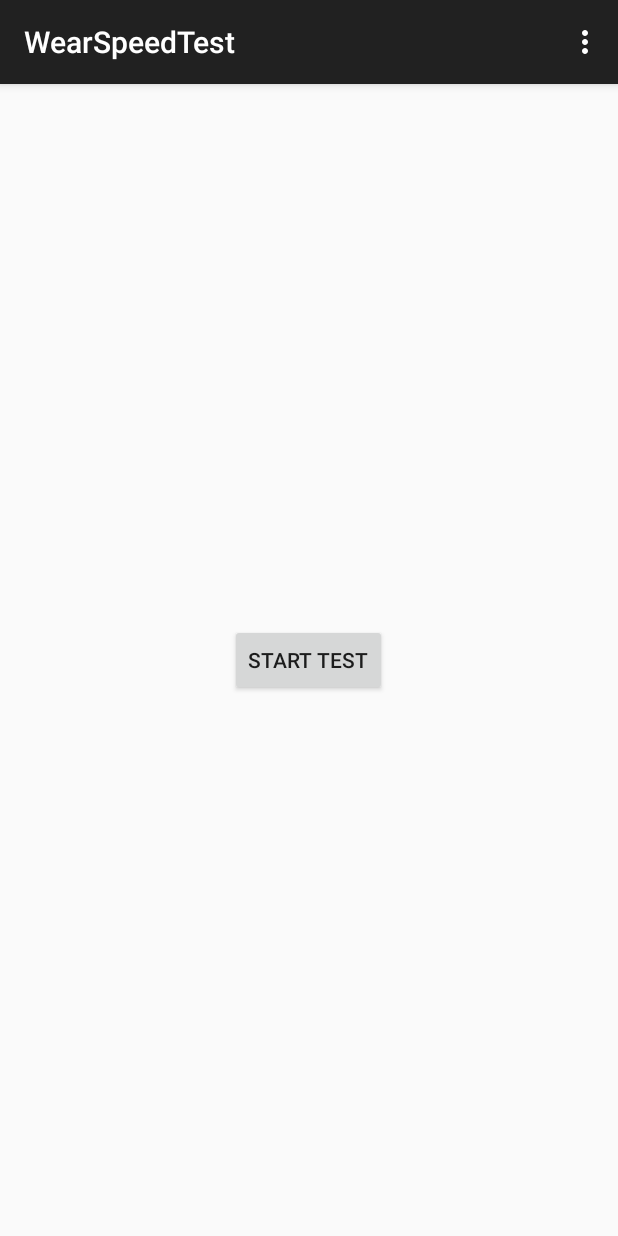
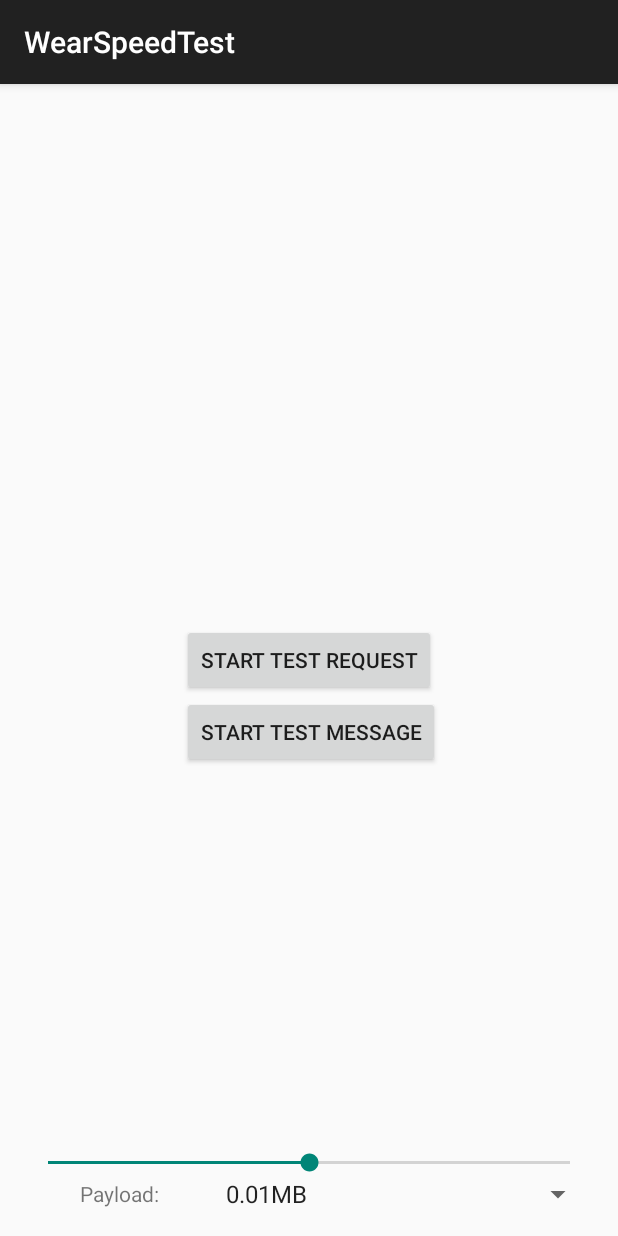
Before and after one commit to cuberob/WearSpeedTest, an Android app: the screen it shows after launch (MainActivity), on a phone screen of 412 x 824 dp. Run offline under Robolectric (Android 15) with nearby library versions, the phone set to English and light mode, and no system bars; 1 statement that could not run was skipped.

Commit message:
Very Basic Speedtest

```diff
--- a/mobile/src/main/java/com/cuberob/wearspeedtest/MainActivity.java
+++ b/mobile/src/main/java/com/cuberob/wearspeedtest/MainActivity.java
@@ -1,68 +1,152 @@
 package com.cuberob.wearspeedtest;
 
+import android.app.ProgressDialog;
 import android.support.v7.app.ActionBarActivity;
 import android.os.Bundle;
 import android.util.Log;
 import android.view.Menu;
 import android.view.MenuItem;
 import android.view.View;
+import android.widget.AdapterView;
+import android.widget.SeekBar;
+import android.widget.Spinner;
+import android.widget.TextView;
+import android.widget.Toast;
 
 import com.google.android.gms.common.api.GoogleApiClient;
+import com.google.android.gms.common.api.PendingResult;
 import com.google.android.gms.common.api.ResultCallback;
+import com.google.android.gms.wearable.DataApi;
 import com.google.android.gms.wearable.MessageApi;
 import com.google.android.gms.wearable.MessageEvent;
 import com.google.android.gms.wearable.Node;
 import com.google.android.gms.wearable.NodeApi;
+import com.google.android.gms.wearable.PutDataMapRequest;
+import com.google.android.gms.wearable.PutDataRequest;
 import com.google.android.gms.wearable.Wearable;
+
+import org.w3c.dom.Text;
 
 import java.util.Collection;
 import java.util.HashSet;
+import java.util.Objects;
 
 
-public class MainActivity extends ActionBarActivity implements MessageApi.MessageListener {
+public class MainActivity extends ActionBarActivity implements MessageApi.MessageListener, GoogleApiClient.ConnectionCallbacks {
 
-    private byte[] payload = new byte[1024];
     private GoogleApiClient mGoogleApiClient;
+
+    //Views
+    private Spinner mSpinner;
+    private ProgressDialog dialog;
+    private SeekBar mSeekbar; //TODO: Use to set runs
+    private TextView mLogTextView;
+
+    //Transmission Data
+    private long transmitTime = 0;
 
     @Override
     protected void onCreate(Bundle savedInstanceState) {
         super.onCreate(savedInstanceState);
         setContentView(R.layout.activity_main);
 
-        mGoogleApiClient = new GoogleApiClient.Builder(this).addConnectionCallbacks(new GoogleApiClient.ConnectionCallbacks() {
-            @Override
-            public void onConnected(Bundle connectionHint) {
-                Log.d("GoogleApiClient", "onConnected: " + connectionHint);
-            }
-
-            @Override
-            public void onConnectionSuspended(int cause) {
-                Log.d("GoogleApiClient", "onConnectionSuspended: " + cause);
-            }
-        })
+        //Connect to Google Api Client for message api
+        mGoogleApiClient = new GoogleApiClient.Builder(this).addConnectionCallbacks(this)
         .addApi(Wearable.API)
         .build();
+
+        setupViews();
+    }
+
+    private void setupViews(){
+        mSeekbar = (SeekBar) findViewById(R.id.seekBar);
+        mLogTextView = (TextView) findViewById(R.id.log_textview);
+        mSpinner = (Spinner) findViewById(R.id.spinner);
+    }
+
+    private int getTestSize(){
+        return getResources().getIntArray(R.array.test_sizes)[mSpinner.getSelectedItemPosition()];
+    }
+
+    /**
+     * Called from xml layout
+     * @param v
+     */
+    public void start(final View v){
+        showLoadingDialog();
+
+        final byte[] payload = new byte[getTestSize()];
+        Log.d("onClick", "Payload size: " + payload.length);
+
+        new Thread(new Runnable() {
+            @Override
+            public void run() {
+                Collection<String> nodes = getNodes();
+                for(String node : nodes){
+                    Log.d("Node", "Sending payload to: " + node);
+                    if(v.getId() == R.id.button) {
+                        sendPayloadAsRequest(payload);
+                    }else{
+                        sendPayloadAsMessage(node, payload);
+                    }
+                }
+            }
+        }).start();
+    }
+
+    private void showLoadingDialog() {
+        dialog = ProgressDialog.show(MainActivity.this, "",
+                "Loading. Please wait...", true);
+        dialog.setCancelable(true);
+    }
+
+    private void sendPayloadAsRequest(byte[] payload) {
+        PutDataMapRequest putDataMapReq = PutDataMapRequest.create("/data");
+        putDataMapReq.getDataMap().putByteArray("payload", payload);
+        putDataMapReq.getDataMap().putLong("time", System.currentTimeMillis()); //If the dataMap hasn't changed it won't get synced
+        PutDataRequest putDataReq = putDataMapReq.asPutDataRequest();
+
+        transmitTime = System.currentTimeMillis();
+
+        PendingResult<DataApi.DataItemResult> pendingResult =
+                Wearable.DataApi.putDataItem(mGoogleApiClient, putDataReq);
+        pendingResult.setResultCallback(new ResultCallback<DataApi.DataItemResult>() {
+            @Override
+            public void onResult(DataApi.DataItemResult dataItemResult) {
+                if(!dataItemResult.getStatus().isSuccess()){
+                    Log.e("putDataItem", "Failed to send message with status code: "
+                            + dataItemResult.getStatus().getStatusCode());
+                    dialog.dismiss();
+                    if(dataItemResult.getStatus().getStatusCode() == 4003){
+                        notifyUser("Payload was to large...");
+                    }else{
+                        notifyUser("Failed to putDataRequest");
+                    }
+                }
+            }
+        });
+    }
+
+    private void notifyUser(String msg){
+        Toast.makeText(this, msg, Toast.LENGTH_SHORT).show();
     }
 
 
-    public void start(View v){
-        Log.d("onClick", "Start button");
-        Collection<String> nodes = getNodes();
-        for(String node : nodes){
-            Log.d("Node", "Sending payload to: " + node);
-            sendPayload(node, payload);
-        }
-    }
+    private void sendPayloadAsMessage(String nodeId, byte[] payload) {
+        transmitTime = System.currentTimeMillis();
 
-    private void sendPayload(String nodeId, byte[] payload) {
-        Wearable.MessageApi.sendMessage(
-                mGoogleApiClient, nodeId, "/data", payload).setResultCallback(
+        PendingResult<MessageApi.SendMessageResult> result = Wearable.MessageApi.sendMessage(
+                mGoogleApiClient, nodeId, "/data", payload);
+
+        result.setResultCallback(
                 new ResultCallback<MessageApi.SendMessageResult>() {
                     @Override
                     public void onResult(MessageApi.SendMessageResult sendMessageResult) {
                         if (!sendMessageResult.getStatus().isSuccess()) {
                             Log.e("sendMessage", "Failed to send message with status code: "
                                     + sendMessageResult.getStatus().getStatusCode());
+                            notifyUser("Failed to send message");
+                            dialog.dismiss();
                         }
                     }
                 }
@@ -80,34 +164,15 @@ public class MainActivity extends ActionBarActivity implements MessageApi.Messag
     }
 
     @Override
-    public boolean onCreateOptionsMenu(Menu menu) {
-        // Inflate the menu; this adds items to the action bar if it is present.
-        getMenuInflater().inflate(R.menu.menu_main, menu);
-        return true;
-    }
-
-    @Override
-    public boolean onOptionsItemSelected(MenuItem item) {
-        // Handle action bar item clicks here. The action bar will
-        // automatically handle clicks on the Home/Up button, so long
-        // as you specify a parent activity in AndroidManifest.xml.
-        int id = item.getItemId();
-
-        //noinspection SimplifiableIfStatement
-        if (id == R.id.action_settings) {
-            return true;
-        }
-
-        return super.onOptionsItemSelected(item);
-    }
-
-    @Override
     protected void onResume() {
         super.onResume();
         if(mGoogleApiClient != null) {
             mGoogleApiClient.connect();
+            Wearable.MessageApi.addListener(mGoogleApiClient, this);
+
         }else{
             Log.e("GoogleApiClient", "mGoogleApiClient null in onResume()!");
+            notifyUser("Could not connect to GoogleApi & Watch");
         }
     }
 
@@ -115,12 +180,36 @@ public class MainActivity extends ActionBarActivity implements MessageApi.Messag
     protected void onPause() {
         super.onPause();
         if(mGoogleApiClient != null){
+            Wearable.MessageApi.removeListener(mGoogleApiClient, this);
             mGoogleApiClient.disconnect();
         }
     }
 
     @Override
     public void onMessageReceived(MessageEvent messageEvent) {
-        Log.d("MessageAPI", "Received message: " + messageEvent.toString());
+        dialog.dismiss();
+
+        String time = new String(messageEvent.getData());
+        Long totalTime = Long.parseLong(time) - transmitTime;
+
+        final String log = "Time: " + totalTime + "ms\n" + mLogTextView.getText().toString();
+
+        runOnUiThread(new Runnable() {
+            @Override
+            public void run() {
+                mLogTextView.setText(log);
+            }
+        });
+    }
+
+    @Override
+    public void onConnected(Bundle bundle) {
+        Log.d("GoogleApiClient", "connected!");
+
+    }
+
+    @Override
+    public void onConnectionSuspended(int i) {
+        Log.d("GoogleApiClient", "suspended!");
     }
 }
--- a/mobile/src/main/res/layout/activity_main.xml
+++ b/mobile/src/main/res/layout/activity_main.xml
@@ -8,9 +8,62 @@
     <Button
         android:layout_width="wrap_content"
         android:layout_height="wrap_content"
-        android:text="Start Test"
+        android:text="Start Test Request"
         android:id="@+id/button"
         android:layout_centerVertical="true"
         android:layout_centerHorizontal="true"
         android:onClick="start" />
+
+    <Button
+        android:layout_width="wrap_content"
+        android:layout_height="wrap_content"
+        android:text="Start Test Message"
+        android:id="@+id/button2"
+        android:onClick="start"
+        android:layout_below="@+id/button"
+        android:layout_alignStart="@+id/button" />
+
+    <LinearLayout
+        android:layout_width="match_parent"
+        android:layout_height="wrap_content"
+        android:orientation="horizontal"
+        android:weightSum="3"
+        android:layout_alignParentBottom="true"
+        android:id="@+id/linearLayout">
+        <TextView
+            android:layout_width="0dp"
+            android:layout_height="match_parent"
+            android:layout_weight="1"
+            android:text="Payload:"
+            android:gravity="center" />
+        <Spinner
+            android:layout_width="0dp"
+            android:layout_height="wrap_content"
+            android:layout_weight="2"
+            android:id="@+id/spinner"
+            android:entries="@array/test_size_names"/>
+    </LinearLayout>
+
+    <SeekBar
+        android:layout_width="match_parent"
+        android:layout_height="wrap_content"
+        android:id="@+id/seekBar"
+        android:layout_above="@+id/linearLayout"
+        android:layout_centerHorizontal="true"
+        android:max="10"
+        android:progress="5"
+        android:indeterminate="false" />
+
+    <ScrollView
+        android:layout_width="match_parent"
+        android:layout_height="100dp"
+        android:id="@+id/scrollView"
+        android:layout_centerHorizontal="true"
+        android:layout_alignParentTop="true">
+        <TextView
+            android:layout_width="match_parent"
+            android:layout_height="match_parent"
+            android:id="@+id/log_textview"/>
+    </ScrollView>
+
 </RelativeLayout>
--- /dev/null
+++ b/mobile/src/main/res/values/integers.xml
@@ -0,0 +1,17 @@
+<?xml version="1.0" encoding="utf-8"?>
+<resources>
+    <integer-array name="test_sizes">
+        <item>10000</item>
+        <item>50000</item>
+        <item>100000</item>
+        <item>200000</item>
+        <item>300000</item>
+        <item>400000</item>
+        <item>500000</item>
+        <!--<item>1000000</item>
+        <item>2500000</item>
+        <item>5000000</item>
+        <item>10000000</item>-->
+    </integer-array>
+
+</resources>
--- a/mobile/src/main/res/values/strings.xml
+++ b/mobile/src/main/res/values/strings.xml
@@ -1,6 +1,22 @@
 <resources>
     <string name="app_name">WearSpeedTest</string>
 
-    <string name="hello_world">Hello world!</string>
+    <!-- Action Bar -->
     <string name="action_settings">Settings</string>
+
+
+    <!-- Arrays -->
+    <string-array name="test_size_names">
+        <item>0.01MB</item>
+        <item>0.05MB</item>
+        <item>0.1MB</item>
+        <item>0.2MB</item>
+        <item>0.3MB</item>
+        <item>0.4MB</item>
+        <item>0.5MB</item>
+        <!--<item>1.0MB</item>
+        <item>2.5MB</item>
+        <item>5.0MB</item>
+        <item>10.0MB</item>-->
+    </string-array>
 </resources>
```
Also changed, not shown: wear/src/main/java/com/cuberob/wearspeedtest/DataLayer.java (+57 -1 lines), 3 other files.
